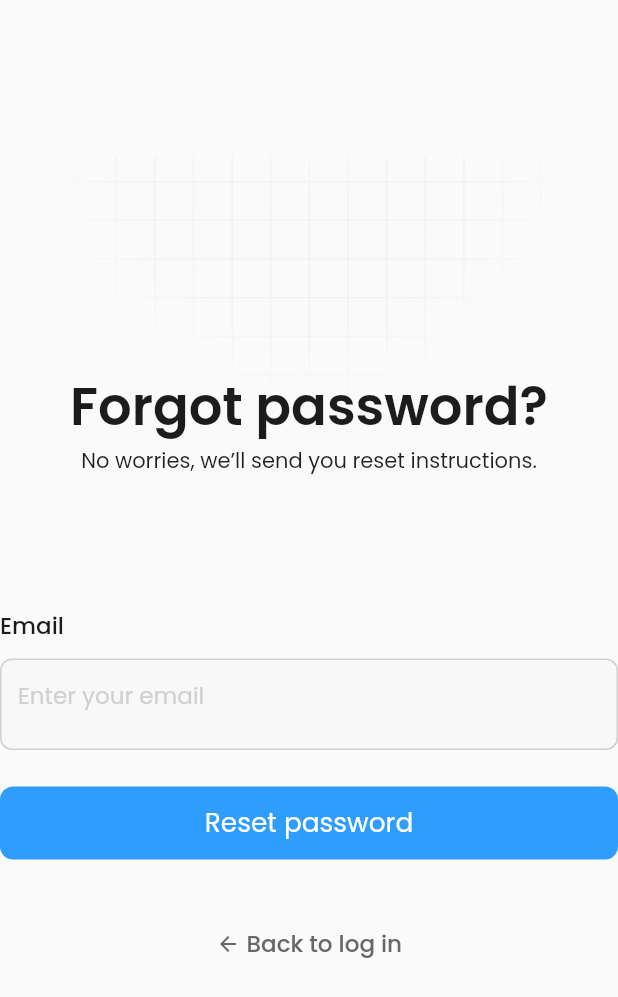
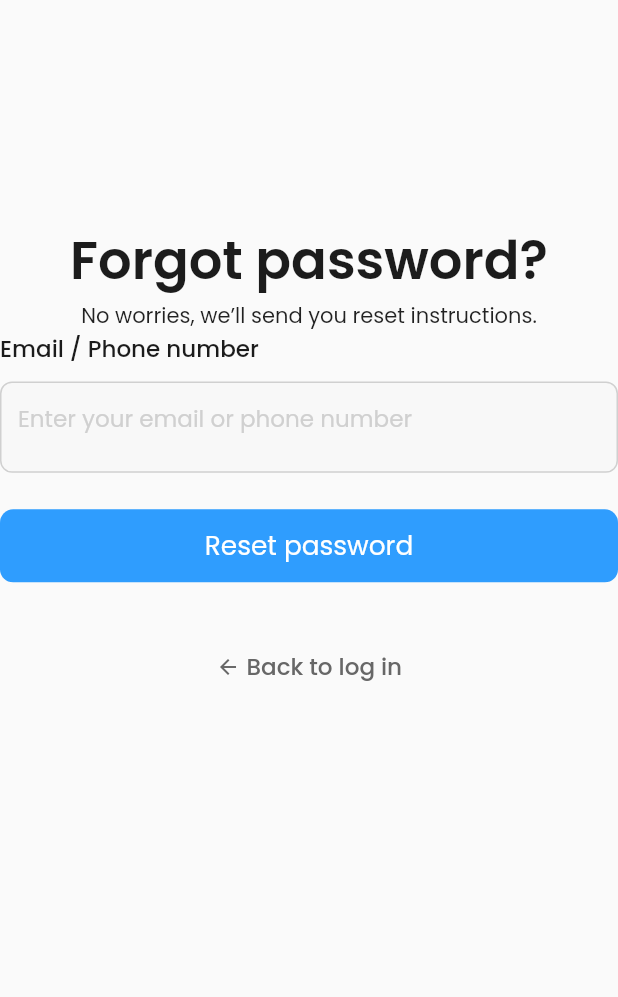
Before and after one commit to gokomurodokomodo/flutter_aitriage, a Flutter app: the _Tablet screen opened directly with empty values, on a phone screen of 412 x 824 dp. Shown: the top 997 px of the screen. Run offline on Flutter 3.47's test engine with Material 2 defaults, Android fonts, the phone set to English and light mode, and no system bars; our stand-ins replace dio, flutter_screenutil, flutter_secure_storage, flutter_svg, get, get_storage and 4 more; accounts and stored records are empty.

Commit message:
view log in

```diff
--- a/lib/aitriage_core/asset/language/en_US.json
+++ b/lib/aitriage_core/asset/language/en_US.json
@@ -5,8 +5,8 @@
   "log_in": "Log in",
   "welcome_back" : "Welcome back",
   "enter_your_details" : "Welcome back! Please enter your details.",
-  "email_label" : "Email",
-  "email_hint" : "Enter your email",
+  "email_label" : "Email / Phone number",
+  "email_hint" : "Enter your email or phone number",
   "password_label" : "Password",
   "password_hint" : "Enter your password",
   "remember_me" : "Remember me",
@@ -25,5 +25,8 @@
   "didnt_receive_email" : "Didn’t receive the email?",
   "click_to_resend" : "Click to resend",
   "password_reset" : "Password reset",
-  "password_reset_success" : "Your password has been successfully reset."
+  "password_reset_success" : "Your password has been successfully reset.",
+  "sign_up" : "Sign up",
+  "sign_in_with_email": "Sign in with Email",
+  "sign_in_with_pin_code" : "Sign in with PIN code"
 }
--- a/lib/aitriage_core/asset/language/vi_VN.json
+++ b/lib/aitriage_core/asset/language/vi_VN.json
@@ -5,8 +5,8 @@
   "log_in": "Log in",
   "welcome_back" : "Welcome back",
   "enter_your_details" : "Welcome back! Please enter your details.",
-  "email_label" : "Email",
-  "email_hint" : "Enter your email",
+  "email_label" : "Email / Phone number",
+  "email_hint" : "Enter your email or phone number",
   "password_label" : "Password",
   "password_hint" : "Enter your password",
   "remember_me" : "Remember me",
@@ -25,5 +25,8 @@
   "didnt_receive_email" : "Didn’t receive the email?",
   "click_to_resend" : "Click to resend",
   "password_reset" : "Password reset",
-  "password_reset_success" : "Your password has been successfully reset."
+  "password_reset_success" : "Your password has been successfully reset.",
+  "sign_up" : "Sign up",
+  "sign_in_with_email": "Sign in with Email",
+  "sign_in_with_pin_code" : "Sign in with PIN code"
 }
--- a/lib/aitriage_core/common/app_color.dart
+++ b/lib/aitriage_core/common/app_color.dart
@@ -26,4 +26,6 @@ class AppColor {
   static const colorBackgroundSearch = Color(0xffF8F8F8);
   static const colorTextFieldPlaceHoler = Color(0xFFD0D0D0);
   static const colorRememberMeText = Color(0xFF676767);
+  static const colorInactiveFillColor = Color(0xFFE8E8E8);
+  static const colorTextPinCode = Color(0xFF027BFE);
 }
--- a/lib/aitriage_core/common/app_image.dart
+++ b/lib/aitriage_core/common/app_image.dart
@@ -24,4 +24,5 @@ class AppImage {
   static const svgInfoInactive = './lib/aitriage_core/asset/image/svg_ic_info_inactive.svg';
   static const svgInfoActive = './lib/aitriage_core/asset/image/svg_ic_info_active.svg';
   static const svgSignInSignUpBackground = './lib/aitriage_core/asset/image/svg_sign_in_sign_up_background.svg';
+  static const svgChangeCurrentUserAvatar = './lib/aitriage_core/asset/image/svg_ic_change_current_avatar.svg';
 }
--- a/lib/aitriage_core/common/app_style.dart
+++ b/lib/aitriage_core/common/app_style.dart
@@ -14,8 +14,9 @@ class AppStyle {
   static double fontSizeXL = 20.0.sp;
   static double fontSize2XL = 24.0.sp;
   static double fontSize3XL = 30.0.sp;
-  static double fontSize35XL = 32.0.sp;
+  static double fontSize32XL = 32.0.sp;
   static double fontSize4XL = 36.0.sp;
+  static double fontSize5XL = 48.0.sp;
   // Font weight
   static const FontWeight fontWeightSemiBold = FontWeight.w600;
   static const FontWeight fontWeight500 = FontWeight.w500;
@@ -57,7 +58,7 @@ class AppStyle {
     color: AppColor.colorCloseButton,
   );
   static TextStyle styleLoginHeader = TextStyle(
-    fontSize: fontSize35XL,
+    fontSize: fontSize32XL,
     fontWeight: fontWeightSemiBold,
     color: AppColor.colorDialogTitleText,
   );
@@ -91,5 +92,10 @@ class AppStyle {
     fontWeight: fontWeightSemiBold,
     color: AppColor.colorRememberMeText,
   );
+  static TextStyle styleTextEmailPlaceholder = TextStyle(
+    fontSize: fontSizeBase,
+    fontWeight: fontWeightRegular,
+    color: AppColor.colorDialogTitleText,
+  );
 
 }
--- a/lib/aitriage_core/ui/widget/authentication_header.dart
+++ b/lib/aitriage_core/ui/widget/authentication_header.dart
@@ -2,8 +2,6 @@ import 'package:flutter/material.dart';
 import 'package:flutter_aitriage/aitriage_core/common/app_style.dart';
 import 'package:flutter_aitriage/aitriage_core/ui/widget/svg_icon_widget.dart';
 import 'package:flutter_screenutil/flutter_screenutil.dart';
-import 'package:flutter_svg/flutter_svg.dart';
-import '../../../aitriage_core/common/app_image.dart';
 
 class AuthenticationHeader extends StatelessWidget {
   final String? iconName;
@@ -29,11 +27,6 @@ class AuthenticationHeader extends StatelessWidget {
     return Stack(
       alignment: Alignment.center,
       children: [
-        Center(
-            child: SvgPicture.asset(
-          AppImage.svgSignInSignUpBackground,
-          height: 400.h,
-        )),
         Padding(
           padding: EdgeInsets.only(top: 130.h),
           child: Center(
@@ -47,10 +40,10 @@ class AuthenticationHeader extends StatelessWidget {
                           ? const SizedBox()
                           : SvgIconWidget(
                               name: iconName!,
-                              size: 100.h,
+                              size: 80.h,
                             ),
                       SizedBox(
-                        height: 24.h,
+                        height: 15.h,
                       ),
                       headerText == null
                           ? const SizedBox()
--- a/lib/aitriage_core/ui/widget/back_to_login_text_button.dart
+++ b/lib/aitriage_core/ui/widget/back_to_login_text_button.dart
@@ -1,12 +1,14 @@
 import 'package:flutter/material.dart';
 import 'package:flutter_screenutil/flutter_screenutil.dart';
 import 'package:get/get.dart';
-import '../../../aitriage_module_auth/config/auth_route.dart';
 import '../../common/app_color.dart';
 import '../../common/app_style.dart';
 class BackToLoginTextButton extends StatelessWidget {
+  final Function? onBackButtonPressed;
+
   const BackToLoginTextButton({
     super.key,
+    this.onBackButtonPressed,
   });
 
   @override
@@ -16,7 +18,7 @@ class BackToLoginTextButton extends StatelessWidget {
       width: 450.w,
       child: TextButton(
         onPressed: () {
-          Get.offNamed(AuthRoute.signIn);
+          onBackButtonPressed?.call();
         },
         child: Row(
           crossAxisAlignment: CrossAxisAlignment.center,
--- a/lib/aitriage_core/ui/widget/color_button.dart
+++ b/lib/aitriage_core/ui/widget/color_button.dart
@@ -11,6 +11,7 @@ class ColorButton extends StatelessWidget {
   final Decoration? decoration;
   final Function? onTap;
   final TextStyle? textStyle;
+  final Color? colorActive;
 
   const ColorButton({
     super.key,
@@ -20,6 +21,7 @@ class ColorButton extends StatelessWidget {
     this.onTap,
     this.decoration,
     this.textStyle,
+    this.colorActive,
     required this.title
   });
 
@@ -39,7 +41,7 @@ class ColorButton extends StatelessWidget {
     );
   }
 
-  BoxBorder? get _border => !shouldEnable ? Border.all(color: AppColor.colorBorderDisable, width: 1.w, style: BorderStyle.solid) : null;
+  BoxBorder? get _border => !shouldEnable ? Border.all(color: AppColor.colorBorderDisable, width: 1.w, style: BorderStyle.solid) : Border.all(color: colorActive == null ? Colors.transparent : AppColor.colorBorderDisable, width: 1.w, style: BorderStyle.solid);
 
   Color get _borderColor => shouldEnable ? AppColor.colorButtonBackgroundEnable : AppColor.colorButtonTextEnable;
 
@@ -54,7 +56,7 @@ class ColorButton extends StatelessWidget {
       : BoxDecoration(
           border: _border,
           borderRadius: BorderRadius.all(Radius.circular(8.w)),
-          color: _borderColor);
+          color: colorActive ?? _borderColor);
 
   TextStyle get _textStyle => textStyle != null ? textStyle! : titleStyle;
 }
--- a/lib/aitriage_module_auth/feature/forgot_password/forgot_password_screen.dart
+++ b/lib/aitriage_module_auth/feature/forgot_password/forgot_password_screen.dart
@@ -55,7 +55,8 @@ class _Tablet extends StatelessWidget{
                 ),
               ),
             SizedBox(height: 32.h,),
-            const BackToLoginTextButton(),
+            const BackToLoginTextButton(
+            ),
           ],
         ),
       ),
--- /dev/null
+++ b/lib/aitriage_module_auth/feature/sign_up/choose_hospital_page.dart
@@ -0,0 +1,26 @@
+import 'package:flutter/cupertino.dart';
+import 'package:flutter_aitriage/aitriage_core/ui/widget/device_detector.dart';
+
+class ChooseHospitalPage extends StatelessWidget{
+  @override
+  Widget build(BuildContext context) {
+    return DeviceDetector(
+        tablet: _Tablet(),
+        phone: _Phone());
+  }
+}
+
+class _Tablet extends StatelessWidget{
+  @override
+  Widget build(BuildContext context) {
+    return const Placeholder();
+  }
+}
+
+class _Phone extends StatelessWidget{
+  @override
+  Widget build(BuildContext context) {
+    return const Placeholder();
+  }
+
+}
--- a/lib/aitriage_module_auth/feature/success_reset_password/success_reset_password_screen.dart
+++ b/lib/aitriage_module_auth/feature/success_reset_password/success_reset_password_screen.dart
@@ -1,4 +1,3 @@
-import 'package:flutter/cupertino.dart';
 import 'package:flutter/material.dart';
 import 'package:flutter_aitriage/aitriage_core/ui/widget/authentication_header.dart';
 import 'package:flutter_aitriage/aitriage_core/ui/widget/color_button.dart';
--- a/lib/aitriage_module_auth/feature/sign_in/widget/remember_me_forgot_password.dart
+++ b/lib/aitriage_module_auth/feature/widget/remember_me_forgot_password.dart
@@ -3,7 +3,7 @@ import 'package:flutter_screenutil/flutter_screenutil.dart';
 import 'package:get/get.dart';
 
 import '../../../../aitriage_core/common/app_style.dart';
-import '../../../config/auth_route.dart';
+import '../../config/auth_route.dart';
 
 class RememberAndForgotPassword extends StatelessWidget {
   final bool isChecked;
--- a/pubspec.yaml
+++ b/pubspec.yaml
@@ -24,6 +24,7 @@ dependencies:
   tutorial_coach_mark: ^1.2.9
   syncfusion_flutter_charts: ^22.2.8
   sprintf: ^7.0.0
+  pin_code_fields: ^8.0.1
 
 dev_dependencies:
   flutter_test:
```
Also changed, not shown: lib/aitriage_module_auth/feature/sign_in/sign_in_screen.dart (+27 -7 lines), lib/aitriage_module_auth/feature/sign_in_with_pincode/sign_in_with_pincode_screen.dart (+70 -21 lines), lib/aitriage_module_auth/feature/widget/input_pin_code.dart (added, +85 -0 lines), lib/aitriage_module_auth/feature/widget/sign_in_divider.dart (added, +36 -0 lines), lib/aitriage_core/asset/image/svg_ic_change_current_avatar.svg (added).
